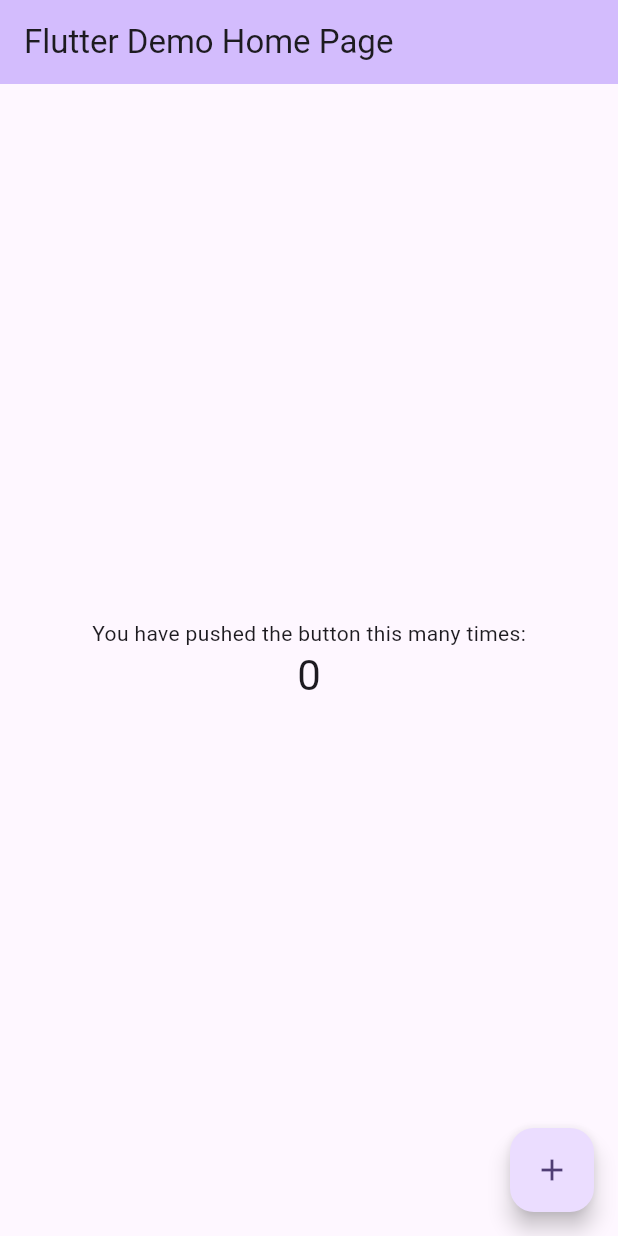
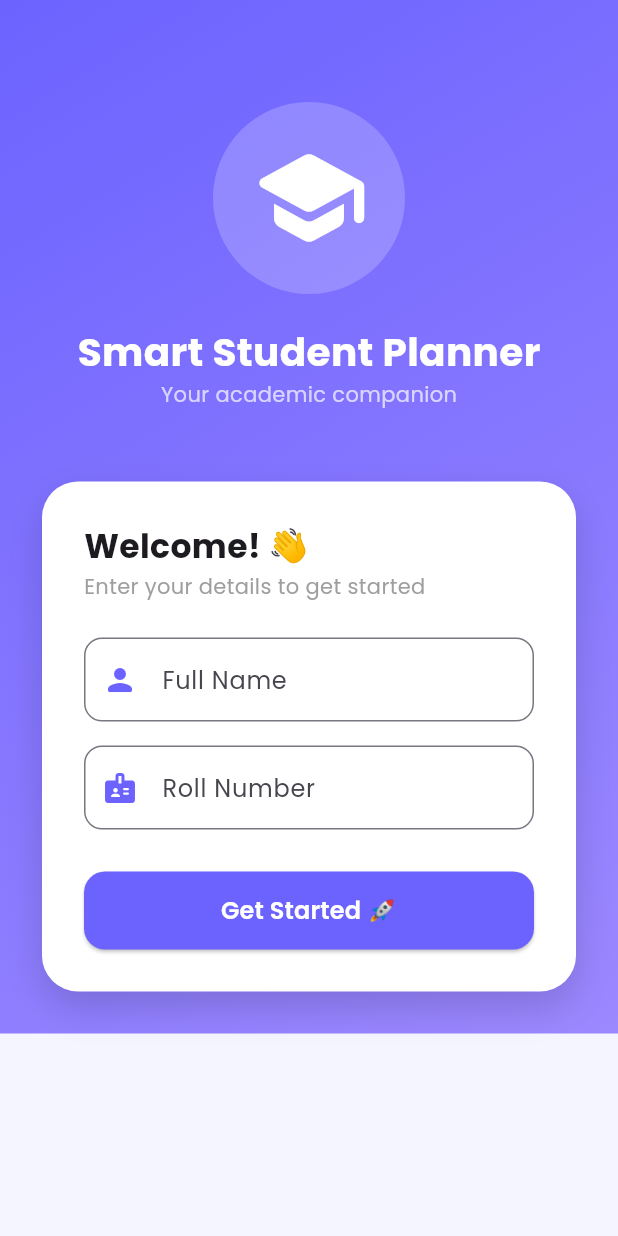
Before and after one commit to sandeshkumar09658-sketch/smart_student_planner, a Flutter app: the screen it shows after launch, on a phone screen of 412 x 824 dp. Run offline on Flutter 3.47's test engine with Material 3 defaults, Android fonts, the phone set to English and light mode, and no system bars; our stand-ins replace animate_do, google_fonts, shared_preferences, sqflite; accounts and stored records are empty.

Commit message:
feat: Add splash, login, and home dashboard screens with animations

```diff
--- a/lib/main.dart
+++ b/lib/main.dart
@@ -1,121 +1,114 @@
 import 'package:flutter/material.dart';
+import 'package:provider/provider.dart';
+import 'package:shared_preferences/shared_preferences.dart';
+import 'theme/app_theme.dart';
+import 'screens/login_screen.dart';
+import 'screens/home_screen.dart';
 
-void main() {
-  runApp(const MyApp());
+/// ThemeNotifier - manages dark/light mode across the app
+class ThemeNotifier extends ChangeNotifier {
+  bool _isDark = false;
+  bool get isDark => _isDark;
+
+  ThemeNotifier() {
+    _loadTheme();
+  }
+
+  /// Load saved theme preference from SharedPreferences
+  Future<void> _loadTheme() async {
+    final prefs = await SharedPreferences.getInstance();
+    _isDark = prefs.getBool('isDark') ?? false;
+    notifyListeners();
+  }
+
+  /// Toggle and save theme preference
+  Future<void> toggleTheme() async {
+    _isDark = !_isDark;
+    final prefs = await SharedPreferences.getInstance();
+    await prefs.setBool('isDark', _isDark);
+    notifyListeners();
+  }
+}
+
+/// App entry point
+void main() async {
+  WidgetsFlutterBinding.ensureInitialized();
+  runApp(
+    ChangeNotifierProvider(
+      create: (_) => ThemeNotifier(),
+      child: const MyApp(),
+    ),
+  );
 }
 
 class MyApp extends StatelessWidget {
   const MyApp({super.key});
 
-  // This widget is the root of your application.
   @override
   Widget build(BuildContext context) {
+    final themeNotifier = Provider.of<ThemeNotifier>(context);
     return MaterialApp(
-      title: 'Flutter Demo',
-      theme: ThemeData(
-        // This is the theme of your application.
-        //
-        // TRY THIS: Try running your application with "flutter run". You'll see
-        // the application has a purple toolbar. Then, without quitting the app,
-        // try changing the seedColor in the colorScheme below to Colors.green
-        // and then invoke "hot reload" (save your changes or press the "hot
-        // reload" button in a Flutter-supported IDE, or press "r" if you used
-        // the command line to start the app).
-        //
-        // Notice that the counter didn't reset back to zero; the application
-        // state is not lost during the reload. To reset the state, use hot
-        // restart instead.
-        //
-        // This works for code too, not just values: Most code changes can be
-        // tested with just a hot reload.
-        colorScheme: .fromSeed(seedColor: Colors.deepPurple),
-      ),
-      home: const MyHomePage(title: 'Flutter Demo Home Page'),
+      title: 'Smart Student Planner',
+      debugShowCheckedModeBanner: false,
+      theme: AppTheme.lightTheme,
+      darkTheme: AppTheme.darkTheme,
+      themeMode: themeNotifier.isDark ? ThemeMode.dark : ThemeMode.light,
+      home: const SplashRouter(),
     );
   }
 }
 
-class MyHomePage extends StatefulWidget {
-  const MyHomePage({super.key, required this.title});
-
-  // This widget is the home page of your application. It is stateful, meaning
-  // that it has a State object (defined below) that contains fields that affect
-  // how it looks.
-
-  // This class is the configuration for the state. It holds the values (in this
-  // case the title) provided by the parent (in this case the App widget) and
-  // used by the build method of the State. Fields in a Widget subclass are
-  // always marked "final".
-
-  final String title;
+/// Checks if user already logged in, then routes accordingly
+class SplashRouter extends StatefulWidget {
+  const SplashRouter({super.key});
 
   @override
-  State<MyHomePage> createState() => _MyHomePageState();
+  State<SplashRouter> createState() => _SplashRouterState();
 }
 
-class _MyHomePageState extends State<MyHomePage> {
-  int _counter = 0;
+class _SplashRouterState extends State<SplashRouter> {
+  @override
+  void initState() {
+    super.initState();
+    _checkLogin();
+  }
 
-  void _incrementCounter() {
-    setState(() {
-      // This call to setState tells the Flutter framework that something has
-      // changed in this State, which causes it to rerun the build method below
-      // so that the display can reflect the updated values. If we changed
-      // _counter without calling setState(), then the build method would not be
-      // called again, and so nothing would appear to happen.
-      _counter++;
-    });
+  Future<void> _checkLogin() async {
+    final prefs = await SharedPreferences.getInstance();
+    final name = prefs.getString('student_name');
+    await Future.delayed(const Duration(seconds: 2)); // Splash delay
+    if (!mounted) return;
+    Navigator.pushReplacement(
+      context,
+      MaterialPageRoute(
+        builder: (_) => name != null ? const HomeScreen() : const LoginScreen(),
+      ),
+    );
   }
 
   @override
   Widget build(BuildContext context) {
-    // This method is rerun every time setState is called, for instance as done
-    // by the _incrementCounter method above.
-    //
-    // The Flutter framework has been optimized to make rerunning build methods
-    // fast, so that you can just rebuild anything that needs updating rather
-    // than having to individually change instances of widgets.
+    // Splash screen shown while checking login
     return Scaffold(
-      appBar: AppBar(
-        // TRY THIS: Try changing the color here to a specific color (to
-        // Colors.amber, perhaps?) and trigger a hot reload to see the AppBar
-        // change color while the other colors stay the same.
-        backgroundColor: Theme.of(context).colorScheme.inversePrimary,
-        // Here we take the value from the MyHomePage object that was created by
-        // the App.build method, and use it to set our appbar title.
-        title: Text(widget.title),
-      ),
+      backgroundColor: AppTheme.primaryColor,
       body: Center(
-        // Center is a layout widget. It takes a single child and positions it
-        // in the middle of the parent.
         child: Column(
-          // Column is also a layout widget. It takes a list of children and
-          // arranges them vertically. By default, it sizes itself to fit its
-          // children horizontally, and tries to be as tall as its parent.
-          //
-          // Column has various properties to control how it sizes itself and
-          // how it positions its children. Here we use mainAxisAlignment to
-          // center the children vertically; the main axis here is the vertical
-          // axis because Columns are vertical (the cross axis would be
-          // horizontal).
-          //
-          // TRY THIS: Invoke "debug painting" (choose the "Toggle Debug Paint"
-          // action in the IDE, or press "p" in the console), to see the
-          // wireframe for each widget.
-          mainAxisAlignment: .center,
+          mainAxisAlignment: MainAxisAlignment.center,
           children: [
-            const Text('You have pushed the button this many times:'),
-            Text(
-              '$_counter',
-              style: Theme.of(context).textTheme.headlineMedium,
-            ),
+            const Icon(Icons.school_rounded, size: 90, color: Colors.white),
+            const SizedBox(height: 16),
+            const Text('Smart Student Planner',
+                style: TextStyle(
+                    color: Colors.white,
+                    fontSize: 24,
+                    fontWeight: FontWeight.bold)),
+            const SizedBox(height: 8),
+            const Text('Manage • Track • Succeed',
+                style: TextStyle(color: Colors.white70, fontSize: 14)),
+            const SizedBox(height: 40),
+            const CircularProgressIndicator(color: Colors.white),
           ],
         ),
-      ),
-      floatingActionButton: FloatingActionButton(
-        onPressed: _incrementCounter,
-        tooltip: 'Increment',
-        child: const Icon(Icons.add),
       ),
     );
   }
--- /dev/null
+++ b/lib/screens/login_screen.dart
@@ -0,0 +1,185 @@
+import 'package:flutter/material.dart';
+import 'package:animate_do/animate_do.dart';
+import 'package:shared_preferences/shared_preferences.dart';
+import '../theme/app_theme.dart';
+import 'home_screen.dart';
+
+/// Login screen - first screen for new users
+class LoginScreen extends StatefulWidget {
+  const LoginScreen({super.key});
+
+  @override
+  State<LoginScreen> createState() => _LoginScreenState();
+}
+
+class _LoginScreenState extends State<LoginScreen> {
+  final _nameController = TextEditingController();
+  final _rollController = TextEditingController();
+  bool _isLoading = false;
+
+  /// Save student details and navigate to Home
+  Future<void> _login() async {
+    if (_nameController.text.trim().isEmpty ||
+        _rollController.text.trim().isEmpty) {
+      ScaffoldMessenger.of(context).showSnackBar(
+        const SnackBar(
+          content: Text('Please fill all fields!'),
+          backgroundColor: Colors.redAccent,
+        ),
+      );
+      return;
+    }
+    setState(() => _isLoading = true);
+    final prefs = await SharedPreferences.getInstance();
+    await prefs.setString('student_name', _nameController.text.trim());
+    await prefs.setString('roll_number', _rollController.text.trim());
+
+    if (!mounted) return;
+    Navigator.pushReplacement(
+      context,
+      MaterialPageRoute(builder: (_) => const HomeScreen()),
+    );
+  }
+
+  @override
+  Widget build(BuildContext context) {
+    return Scaffold(
+      body: Container(
+        decoration: const BoxDecoration(
+          gradient: LinearGradient(
+            colors: [AppTheme.primaryColor, Color(0xFF9C88FF)],
+            begin: Alignment.topLeft,
+            end: Alignment.bottomRight,
+          ),
+        ),
+        child: SafeArea(
+          child: SingleChildScrollView(
+            padding: const EdgeInsets.all(28),
+            child: Column(
+              children: [
+                const SizedBox(height: 40),
+
+                // Animated logo
+                FadeInDown(
+                  child: Container(
+                    padding: const EdgeInsets.all(24),
+                    decoration: BoxDecoration(
+                      color: Colors.white.withOpacity(0.2),
+                      shape: BoxShape.circle,
+                    ),
+                    child: const Icon(Icons.school_rounded,
+                        size: 80, color: Colors.white),
+                  ),
+                ),
+                const SizedBox(height: 20),
+
+                FadeInDown(
+                  delay: const Duration(milliseconds: 200),
+                  child: const Text('Smart Student Planner',
+                      style: TextStyle(
+                          color: Colors.white,
+                          fontSize: 26,
+                          fontWeight: FontWeight.bold)),
+                ),
+                FadeInDown(
+                  delay: const Duration(milliseconds: 300),
+                  child: const Text('Your academic companion',
+                      style: TextStyle(color: Colors.white70, fontSize: 14)),
+                ),
+                const SizedBox(height: 48),
+
+                // White card form
+                FadeInUp(
+                  delay: const Duration(milliseconds: 400),
+                  child: Container(
+                    padding: const EdgeInsets.all(28),
+                    decoration: BoxDecoration(
+                      color: Colors.white,
+                      borderRadius: BorderRadius.circular(24),
+                      boxShadow: [
+                        BoxShadow(
+                          color: Colors.black.withOpacity(0.15),
+                          blurRadius: 20,
+                          offset: const Offset(0, 10),
+                        )
+                      ],
+                    ),
+                    child: Column(
+                      crossAxisAlignment: CrossAxisAlignment.start,
+                      children: [
+                        const Text('Welcome! 👋',
+                            style: TextStyle(
+                                fontSize: 22, fontWeight: FontWeight.bold)),
+                        const Text('Enter your details to get started',
+                            style: TextStyle(color: Colors.grey)),
+                        const SizedBox(height: 24),
+
+                        // Name field
+                        TextField(
+                          controller: _nameController,
+                          decoration: InputDecoration(
+                            labelText: 'Full Name',
+                            prefixIcon: const Icon(Icons.person_rounded,
+                                color: AppTheme.primaryColor),
+                            border: OutlineInputBorder(
+                                borderRadius: BorderRadius.circular(12)),
+                            focusedBorder: OutlineInputBorder(
+                              borderRadius: BorderRadius.circular(12),
+                              borderSide: const BorderSide(
+                                  color: AppTheme.primaryColor, width: 2),
+                            ),
+                          ),
+                        ),
+                        const SizedBox(height: 16),
+
+                        // Roll number field
+                        TextField(
+                          controller: _rollController,
+                          decoration: InputDecoration(
+                            labelText: 'Roll Number',
+                            prefixIcon: const Icon(Icons.badge_rounded,
+                                color: AppTheme.primaryColor),
+                            border: OutlineInputBorder(
+                                borderRadius: BorderRadius.circular(12)),
+                            focusedBorder: OutlineInputBorder(
+                              borderRadius: BorderRadius.circular(12),
+                              borderSide: const BorderSide(
+                                  color: AppTheme.primaryColor, width: 2),
+                            ),
+                          ),
+                        ),
+                        const SizedBox(height: 28),
+
+                        // Login button
+                        SizedBox(
+                          width: double.infinity,
+                          height: 52,
+                          child: ElevatedButton(
+                            onPressed: _isLoading ? null : _login,
+                            style: ElevatedButton.styleFrom(
+                              backgroundColor: AppTheme.primaryColor,
+                              shape: RoundedRectangleBorder(
+                                  borderRadius: BorderRadius.circular(14)),
+                            ),
+                            child: _isLoading
+                                ? const CircularProgressIndicator(
+                                    color: Colors.white)
+                                : const Text('Get Started 🚀',
+                                    style: TextStyle(
+                                        fontSize: 16,
+                                        color: Colors.white,
+                                        fontWeight: FontWeight.w600)),
+                          ),
+                        ),
+                      ],
+                    ),
+                  ),
+                ),
+              ],
+            ),
+          ),
+        ),
+      ),
+    );
+  }
+}
```
Also changed, not shown: lib/screens/home_screen.dart (added, +201 -0 lines).
